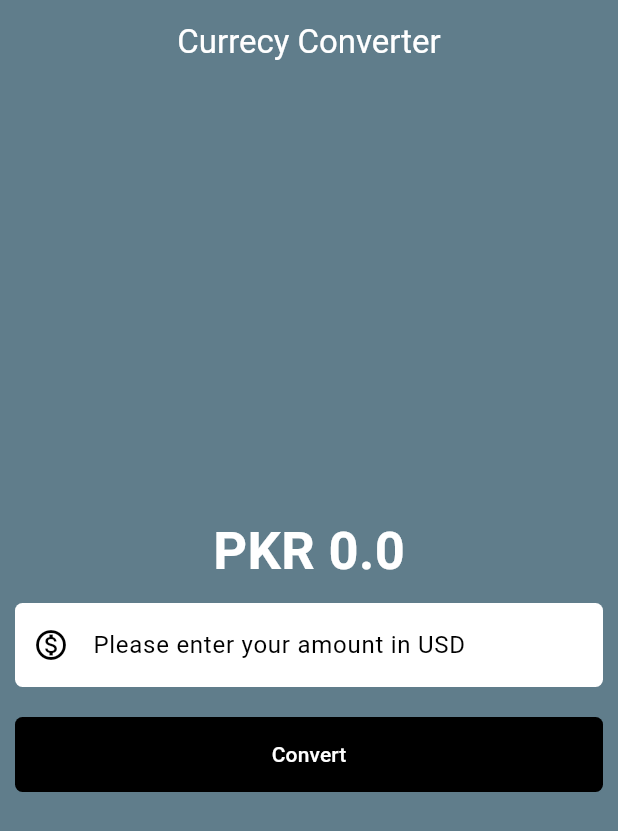
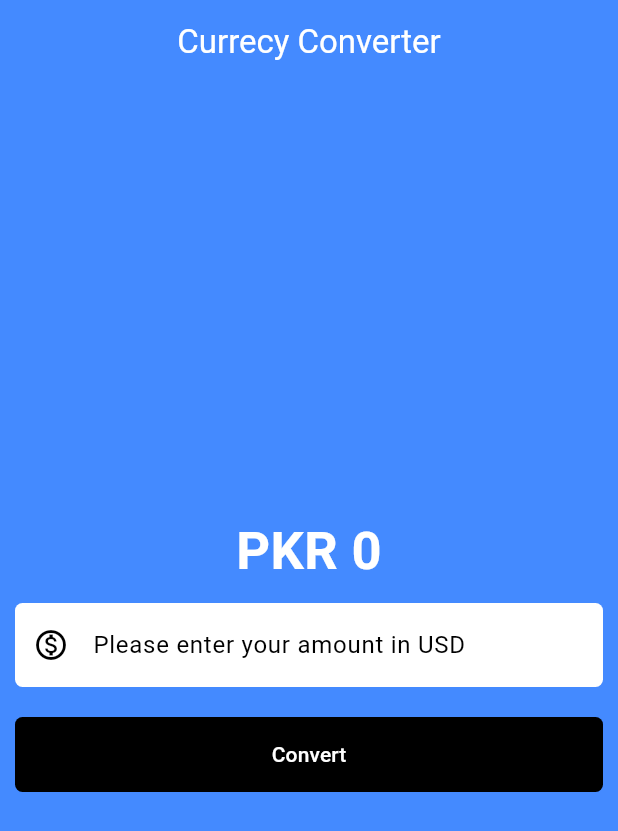
Before and after one commit to alphadev97/flutter_apps, a Flutter app: the screen it shows after launch, on a phone screen of 412 x 824 dp. Shown: the top 831 px of the screen. Run offline on Flutter 3.47's test engine with Material 3 defaults, Android fonts, the phone set to English and light mode, and no system bars.

Commit message:
Currency Converter

```diff
--- a/currency_converter/lib/currency_converter_material_page.dart
+++ b/currency_converter/lib/currency_converter_material_page.dart
@@ -36,9 +36,9 @@ class _CurrencyConverterMaterialPageState
     );
 
     return Scaffold(
-      backgroundColor: Colors.blueGrey,
+      backgroundColor: Colors.blueAccent,
       appBar: AppBar(
-        backgroundColor: Colors.blueGrey,
+        backgroundColor: Colors.blueAccent,
         elevation: 0,
         title: const Text(
           "Currecy Converter",
@@ -51,7 +51,7 @@ class _CurrencyConverterMaterialPageState
           mainAxisAlignment: MainAxisAlignment.center,
           children: [
             Text(
-              "PKR $result",
+              "PKR ${result != 0 ? result.toStringAsFixed(2) : result.toStringAsFixed(0)}",
               style: const TextStyle(
                 fontSize: 35,
                 fontWeight: FontWeight.bold,
```
